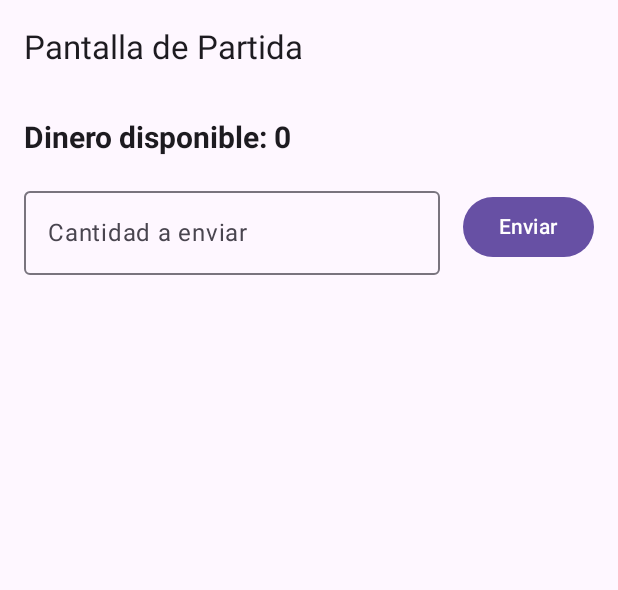
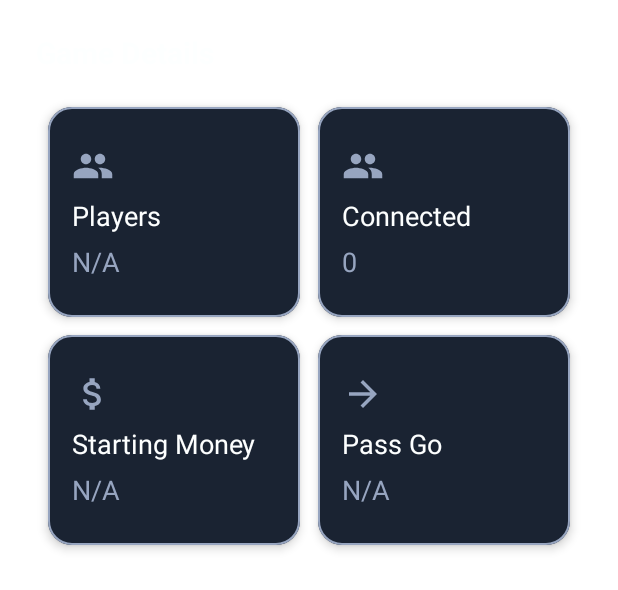
Before and after one commit to ManuACDev/monopoly-wallet, an Android app built with Jetpack Compose: the @Preview function GameScreenPreview, on a phone screen of 412 x 824 dp. Shown: the top 590 px of the screen. Run offline under Robolectric (Android 15) with nearby library versions, the phone set to English and light mode, and no system bars; our stand-ins replace Firebase (no records; nobody signed in at launch, a user with empty details on screens opened directly).

Commit message:
Game Details

```diff
--- a/app/src/main/java/com/example/wallet/ui/screens/GameScreen.kt
+++ b/app/src/main/java/com/example/wallet/ui/screens/GameScreen.kt
@@ -1,17 +1,24 @@
 package com.example.wallet.ui.screens
 
+import androidx.compose.foundation.border
 import androidx.compose.foundation.layout.Arrangement
 import androidx.compose.foundation.layout.Column
 import androidx.compose.foundation.layout.Row
 import androidx.compose.foundation.layout.fillMaxSize
 import androidx.compose.foundation.layout.fillMaxWidth
+import androidx.compose.foundation.layout.height
 import androidx.compose.foundation.layout.padding
-import androidx.compose.material3.Button
-import androidx.compose.material3.ExperimentalMaterial3Api
-import androidx.compose.material3.OutlinedTextField
-import androidx.compose.material3.Scaffold
+import androidx.compose.foundation.layout.size
+import androidx.compose.foundation.layout.width
+import androidx.compose.foundation.shape.RoundedCornerShape
+import androidx.compose.material.icons.Icons
+import androidx.compose.material.icons.automirrored.filled.ArrowForward
+import androidx.compose.material.icons.filled.AttachMoney
+import androidx.compose.material.icons.filled.People
+import androidx.compose.material3.Card
+import androidx.compose.material3.CardDefaults
+import androidx.compose.material3.Icon
 import androidx.compose.material3.Text
-import androidx.compose.material3.TopAppBar
 import androidx.compose.runtime.Composable
 import androidx.compose.runtime.LaunchedEffect
 import androidx.compose.runtime.getValue
@@ -21,21 +28,38 @@ import androidx.compose.runtime.rememberCoroutineScope
 import androidx.compose.runtime.setValue
 import androidx.compose.ui.Alignment
 import androidx.compose.ui.Modifier
+import androidx.compose.ui.graphics.vector.ImageVector
 import androidx.compose.ui.text.font.FontWeight
+import androidx.compose.ui.text.style.TextAlign
 import androidx.compose.ui.tooling.preview.Preview
 import androidx.compose.ui.unit.dp
 import androidx.compose.ui.unit.sp
 import com.example.wallet.models.GameConfig
 import com.example.wallet.services.FirestoreService
+import com.example.wallet.ui.theme.Mirage
+import com.example.wallet.ui.theme.Nepal
+import com.example.wallet.ui.theme.TwilightBlue
 import kotlinx.coroutines.launch
 
-@OptIn(ExperimentalMaterial3Api::class)
 @Composable
-fun GameScreen(gameId: String) {
+fun GameScreen(modifier: Modifier = Modifier, gameId: String) {
+    // Crear la pantalla con un layout vertical
+    Column(modifier = modifier
+        .fillMaxSize() // La pantalla ocupa tdo el tamaño disponible
+        .padding(16.dp), // Padding a toda la pantalla
+        verticalArrangement = Arrangement.SpaceEvenly, // Separar elementos
+        horizontalAlignment = Alignment.CenterHorizontally // Centra los elementos horizontalmente
+    ) {
+        GameDetails(gameId = gameId)
+    }
+}
+
+@Composable
+fun GameDetails(gameId: String) {
     val coroutineScope = rememberCoroutineScope()
     var gameConfig by remember { mutableStateOf<GameConfig?>(null) }
     var playerMoney by remember { mutableStateOf(0) }
-    var sendAmount by remember { mutableStateOf("") }
+    var connectedPlayers by remember { mutableStateOf(0) }
 
     // Función para recuperar la configuración del juego desde Firestore
     fun fetchGameConfig(gameId: String) {
@@ -57,11 +81,90 @@ fun GameScreen(gameId: String) {
         }
     }
 
+    // Función para observar los jugadores conectados en tiempo real
+    fun observeConnectedPlayers(gameId: String) {
+        val firestoreService = FirestoreService()
+        firestoreService.getPlayersUpdates(gameId) { gameData ->
+            // Actualizar el número de jugadores conectados
+            val playerCount = (gameData["numPlayers"] as? Int) ?: 0
+            if (connectedPlayers != playerCount) {
+                connectedPlayers = playerCount
+            }
+        }
+    }
+
     // Llamar a la función para recuperar la configuración del juego al inicio
     LaunchedEffect(gameId) {
         fetchGameConfig(gameId)
+        observeConnectedPlayers(gameId)
     }
 
+    Column(
+        modifier = Modifier
+            .fillMaxSize()
+            .padding(8.dp),
+        verticalArrangement = Arrangement.spacedBy(16.dp)
+    ) {
+        // Sección Game Options
+        Text(
+            text = "Game Details",
+            fontSize = 20.sp,
+            textAlign = TextAlign.Left,
+            fontWeight = FontWeight.Bold,
+            color = TwilightBlue,
+            modifier = Modifier.fillMaxWidth()
+        )
+        Column(
+            modifier = Modifier
+                .fillMaxWidth()
+                .padding(8.dp),
+            verticalArrangement = Arrangement.spacedBy(12.dp)
+        ) {
+            // Cuadrícula 2x2 para opciones de juego
+            Row(
+                modifier = Modifier.fillMaxWidth(),
+                horizontalArrangement = Arrangement.spacedBy(12.dp)
+            ) {
+                GameOptionCard(
+                    icon = Icons.Default.People,
+                    title = "Players",
+                    value = "${gameConfig?.numPlayers ?: "N/A"}",
+                    modifier = Modifier.weight(1f)
+                )
+                GameOptionCard(
+                    icon = Icons.Default.People,
+                    title = "Connected",
+                    value = "${connectedPlayers}",
+                    modifier = Modifier.weight(1f)
+                )
+            }
+
+            Row(
+                modifier = Modifier.fillMaxWidth(),
+                horizontalArrangement = Arrangement.spacedBy(12.dp)
+            ) {
+                GameOptionCard(
+                    icon = Icons.Default.AttachMoney,
+                    title = "Starting Money",
+                    value = "${gameConfig?.initialMoney ?: "N/A"}",
+                    modifier = Modifier.weight(1f)
+                )
+                GameOptionCard(
+                    icon = Icons.AutoMirrored.Filled.ArrowForward,
+                    title = "Pass Go",
+                    value = "${gameConfig?.passGoMoney ?: "N/A"}",
+                    modifier = Modifier.weight(1f)
+                )
+            }
+        }
+    }
+}
+
+@Composable
+fun ActionsGame() {
+    //var sendAmount by remember { mutableStateOf("") }
+
+    /*
     // Función para enviar dinero
     fun onSendMoney(amount: Int) {
         // Aquí iría la lógica de enviar dinero
@@ -74,26 +177,10 @@ fun GameScreen(gameId: String) {
         val diceResult = (1..6).random() // Simular tirada de dados
         println("Resultado del dado: $diceResult")
         // Aquí puedes manejar el resultado del dado
-    }
+    } */
 
-    Scaffold(
-        topBar = {
-            TopAppBar(
-                title = {
-                    Text("Pantalla de Partida")
-                }
-            )
-        }
-    ) { innerPadding ->
-        Column(
-            modifier = Modifier
-                .fillMaxSize()
-                .padding(innerPadding)
-                .padding(16.dp),
-            verticalArrangement = Arrangement.spacedBy(16.dp)
-        ) {
     // Mostrar dinero del jugador
-            Text(
+    /*Text(
         text = "Dinero disponible: $playerMoney",
         fontSize = 20.sp,
         fontWeight = FontWeight.Bold
@@ -154,9 +241,95 @@ fun GameScreen(gameId: String) {
         modifier = Modifier.fillMaxWidth()
     ) {
         Text("Tirar Dados")
+    }*/
+
+    // Sección Game Action
+    Text(
+        text = "Game Action",
+        fontSize = 20.sp,
+        fontWeight = FontWeight.Bold
+    )
+    /*
+    Column(
+        modifier = Modifier
+            .fillMaxWidth()
+            .padding(8.dp),
+        verticalArrangement = Arrangement.spacedBy(16.dp),
+        horizontalAlignment = Alignment.CenterHorizontally
+    ) {
+        // Mostrar dinero del jugador
+        Text(
+            text = "Dinero disponible: $playerMoney",
+            fontSize = 20.sp,
+            fontWeight = FontWeight.Bold
+        )
+
+        // Opciones para enviar dinero
+        Row(
+            verticalAlignment = Alignment.CenterVertically,
+            horizontalArrangement = Arrangement.spacedBy(8.dp)
+        ) {
+            OutlinedTextField(
+                value = sendAmount,
+                onValueChange = { newValue -> sendAmount = newValue },
+                label = { Text("Cantidad a enviar") },
+                modifier = Modifier.weight(1f)
+            )
+            Button(onClick = {
+                sendAmount.toIntOrNull()?.let { amount ->
+                    onSendMoney(amount)
+                    sendAmount = "" // Limpiar campo después de enviar
+                }
+            }) {
+                Text("Enviar")
+            }
         }
 
-            // Aquí puedes agregar más opciones o información sobre la partida
+        // Botón para tirar los dados
+        Button(
+            onClick = { onRollDice() },
+            modifier = Modifier.fillMaxWidth()
+        ) {
+            Text("Tirar Dados")
+        }
+    }*/
+}
+
+// Composable para cada card de Game Options
+@Composable
+fun GameOptionCard(value: String, title: String, icon: ImageVector, modifier: Modifier = Modifier) {
+    Card(
+        modifier = modifier
+            .width(200.dp)
+            .height(140.dp)
+            .border(1.dp, color= Nepal, shape = RoundedCornerShape(16.dp)),
+        colors = CardDefaults.cardColors(containerColor = Mirage), // Fondo común
+        elevation = CardDefaults.cardElevation(4.dp),
+        shape = RoundedCornerShape(16.dp)
+    ) {
+        Column(
+            modifier = Modifier
+                .fillMaxSize()
+                .padding(16.dp),
+            horizontalAlignment = Alignment.Start,
+            verticalArrangement = Arrangement.SpaceEvenly // spacedBy(8.dp)
+        ) {
+            Icon(
+                imageVector = icon,
+                contentDescription = "Icon",
+                tint = Nepal,
+                modifier = Modifier.size(28.dp)
+            )
+            Text(
+                text = title,
+                fontSize = 18.sp,
+                color = TwilightBlue
+            )
+            Text(
+                text = value,
+                fontSize = 18.sp,
+                color = Nepal
+            )
         }
     }
 }
@@ -164,7 +337,6 @@ fun GameScreen(gameId: String) {
 @Preview(showBackground = true)
 @Composable
 fun GameScreenPreview() {
-    GameScreen(
-        gameId = "previewGameId"
-    )
+    //val navController = rememberNavController()
+    GameScreen(gameId = "previewGameId")
 }
```
Lines whose indentation alone changed are shown as unchanged.
